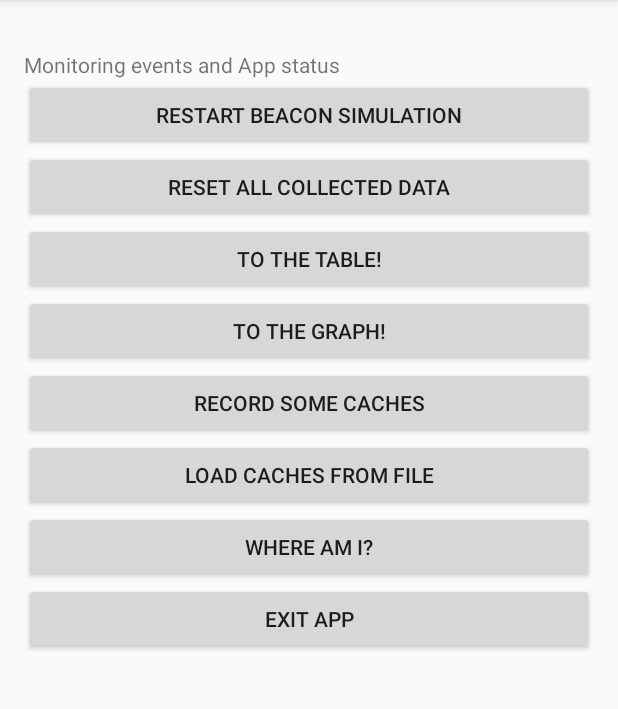
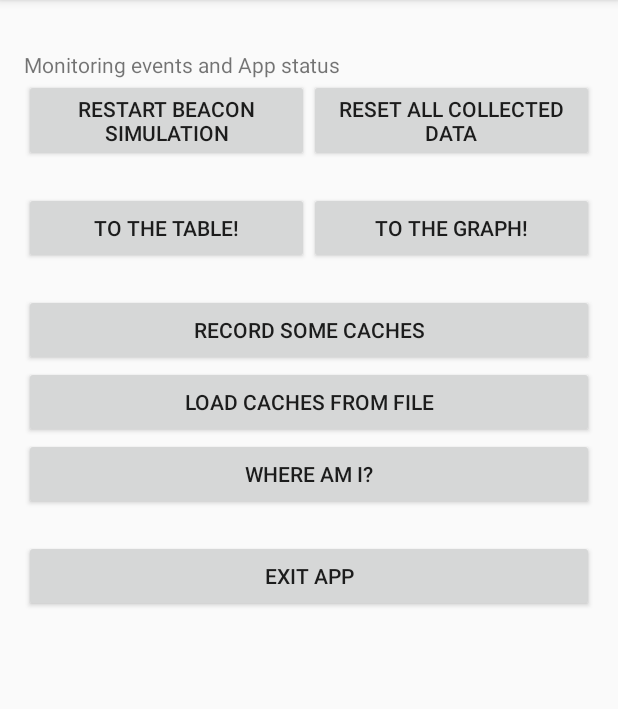
Before and after one commit to CaptBlackTea/Beaconite, an Android app: the screen it shows after launch (MainActivity), on a phone screen of 412 x 824 dp, the part 84-793 px from its top. Run offline under Robolectric (Android 15) with nearby library versions, the phone set to English and light mode, and no system bars; libraries missing offline, so code that uses them is left out: org.altbeacon.beacon; 4 statements that could not run were skipped.

```diff
--- a/app/build.gradle
+++ b/app/build.gradle
@@ -80,4 +80,8 @@ dependencies {
     compile 'com.fasterxml.jackson.core:jackson-core:2.8.3'
     compile 'com.fasterxml.jackson.core:jackson-annotations:2.8.3'
     compile 'com.fasterxml.jackson.core:jackson-databind:2.8.3'
+
+    // graph data structure
+    // note: new version require Java 8 so do not use!
+    compile 'org.jgrapht:jgrapht-core:0.9.0'
 }
--- a/app/src/main/AndroidManifest.xml
+++ b/app/src/main/AndroidManifest.xml
@@ -23,7 +23,7 @@
             </intent-filter>
         </activity>
         <activity
-            android:name=".RangingActivity"
+            android:name=".TableActivity"
             android:label="@string/title_activity_ranging"
             android:parentActivityName=".MainActivity">
             <meta-data
@@ -40,7 +40,7 @@
         <activity
             android:name=".GraphActivity"
             android:label="Graph"
-            android:parentActivityName=".RangingActivity">
+            android:parentActivityName=".TableActivity">
         </activity>
         <activity android:name=".GenerateCachesActivity">
         </activity>
--- a/app/src/main/res/layout/activity_main.xml
+++ b/app/src/main/res/layout/activity_main.xml
@@ -20,37 +20,65 @@
         android:layout_marginTop="17dp"
         android:text="Monitoring events and App status"/>
 
-    <Button
-        android:id="@+id/restartBeaconSimulation"
+    <LinearLayout
         android:layout_width="match_parent"
         android:layout_height="wrap_content"
-        android:onClick="restartBeaconSimulation"
-        android:text="@string/restartBeaconSimulation"/>
+        android:orientation="horizontal">
+
+        <Button
+            android:id="@+id/restartBeaconSimulation"
+            android:layout_width="match_parent"
+            android:layout_height="wrap_content"
+            android:layout_weight="1"
+            android:onClick="restartBeaconSimulation"
+            android:text="@string/restartBeaconSimulation"/>
 
     <Button
         android:id="@+id/resetAllDataService"
         android:layout_width="match_parent"
         android:layout_height="wrap_content"
+        android:layout_weight="1"
         android:onClick="removeAllDataBtn"
         android:text="@string/resetAllData"/>
 
+    </LinearLayout>
 
-    <Button
-        android:id="@+id/rangingActivity_Btn"
+    <LinearLayout
+        android:layout_width="match_parent"
+        android:layout_height="20dp"
+        >
+
+    </LinearLayout>
+
+    <LinearLayout
         android:layout_width="match_parent"
         android:layout_height="wrap_content"
-        android:layout_alignParentLeft="true"
-        android:onClick="onRangingBtnClicked"
-        android:text="@string/rangingTable"/>
+        android:orientation="horizontal">
+    <Button
+        android:id="@+id/tableActivity_Btn"
+        android:layout_width="match_parent"
+        android:layout_height="wrap_content"
+        android:layout_weight="1"
+        android:onClick="onTableBtnClicked"
+        android:text="@string/tableBtnText"/>
 
     <Button
         android:id="@+id/graphActivity_Btn"
         android:layout_width="match_parent"
         android:layout_height="wrap_content"
         android:layout_gravity="center"
-        android:layout_weight="0"
+        android:layout_weight="1"
         android:onClick="onGraphBtnClicked"
         android:text="@string/startGraphActivity"/>
+
+    </LinearLayout>
+
+    <LinearLayout
+        android:layout_width="match_parent"
+        android:layout_height="20dp"
+        >
+
+    </LinearLayout>
 
     <Button
         android:id="@+id/cachesActivity_Btn"
@@ -76,6 +104,13 @@
         android:onClick="onWhereAmIBtnClicked"
         android:text="@string/whereAmI"/>
 
+    <LinearLayout
+        android:layout_width="match_parent"
+        android:layout_height="20dp"
+        >
+
+    </LinearLayout>
+
     <Button
         android:id="@+id/exitBeaconite_Btn"
         android:layout_width="match_parent"
--- a/app/src/main/res/values/strings.xml
+++ b/app/src/main/res/values/strings.xml
@@ -23,7 +23,7 @@
     <string name="cacheRecordText">Create a new cache or pick a cache from list</string>
     <string name="startGraphActivity">To the Graph!</string>
     <string name="newCache">New Cache</string>
-    <string name="rangingTable">To the table!</string>
+    <string name="tableBtnText">To the table!</string>
     <string name="exitBeaconite">Exit App</string>
     <string name="useSimulation">Use BeaconSimulator</string>
     <string name="startCacheActivity">Record some Caches</string>
```
Also changed, not shown: app/src/main/java/com/example/deas/beaconite/MainActivity.java (+4 -4 lines), app/src/main/java/com/example/deas/beaconite/RangingActivity.java (deleted, +0 -106 lines), app/src/main/java/com/example/deas/beaconite/TableActivity.java (added, +106 -0 lines), app/src/main/java/com/example/deas/beaconite/graphStuff/Edge.java (added, +11 -0 lines), app/src/main/java/com/example/deas/beaconite/graphStuff/GraphTestingStuff.java (added, +80 -0 lines), app/src/main/java/com/example/deas/beaconite/graphStuff/Vertex.java (added, +46 -0 lines), 3 other files.
